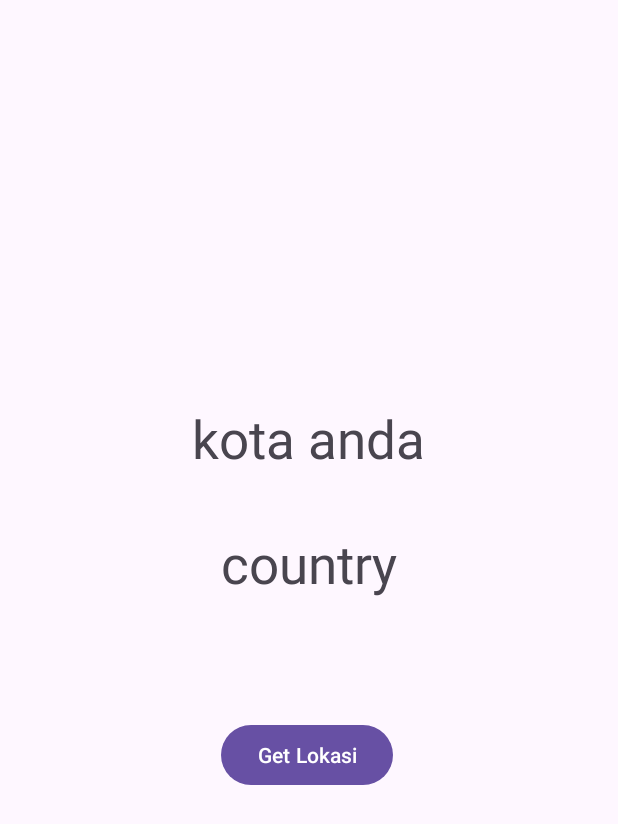
After one commit to anhaki/KitaBisa-Homewidget-Prototype, an Android app: the SettingsActivity screen opened directly, with no data from a screen before it, on a phone screen of 412 x 824 dp. The commit adds this screen. Shown: the top 824 px of the screen. Run offline under Robolectric (Android 15) with nearby library versions, the phone set to English and light mode, and no system bars.

Commit message:
created settings Activity for Location

```diff
--- /dev/null
+++ b/app/src/main/res/layout/activity_settings.xml
@@ -0,0 +1,49 @@
+<?xml version="1.0" encoding="utf-8"?>
+<androidx.constraintlayout.widget.ConstraintLayout xmlns:android="http://schemas.android.com/apk/res/android"
+    xmlns:app="http://schemas.android.com/apk/res-auto"
+    xmlns:tools="http://schemas.android.com/tools"
+    android:layout_width="match_parent"
+    android:layout_height="match_parent"
+    tools:context=".SettingsActivity">
+
+    <TextView
+        android:id="@+id/tvCity"
+        android:layout_width="wrap_content"
+        android:layout_height="wrap_content"
+        android:text="kota anda"
+        app:layout_constraintBottom_toBottomOf="parent"
+        app:layout_constraintEnd_toEndOf="parent"
+        app:layout_constraintHorizontal_bias="0.498"
+        app:layout_constraintStart_toStartOf="parent"
+        app:layout_constraintTop_toTopOf="parent"
+        app:layout_constraintVertical_bias="0.346"
+        android:textSize="35sp"
+        />
+
+    <TextView
+        android:id="@+id/tvCountryName"
+        android:layout_width="wrap_content"
+        android:layout_height="wrap_content"
+        android:layout_marginTop="36dp"
+        android:text="country"
+        android:textSize="35sp"
+        app:layout_constraintEnd_toEndOf="@+id/tvCity"
+        app:layout_constraintHorizontal_bias="0.513"
+        app:layout_constraintStart_toStartOf="@+id/tvCity"
+        app:layout_constraintTop_toBottomOf="@+id/tvCity"
+        tools:ignore="MissingConstraints" />
+
+    <Button
+        android:id="@+id/btnGetLokasi"
+        android:layout_width="wrap_content"
+        android:layout_height="wrap_content"
+        android:layout_marginTop="80dp"
+        android:text="Get Lokasi"
+        app:layout_constraintEnd_toEndOf="@+id/tvCountryName"
+        app:layout_constraintHorizontal_bias="0.0"
+        app:layout_constraintStart_toStartOf="@+id/tvCountryName"
+        app:layout_constraintTop_toBottomOf="@+id/tvCountryName" />
+
+
+
+</androidx.constraintlayout.widget.ConstraintLayout>
--- a/app/src/main/res/values/strings.xml
+++ b/app/src/main/res/values/strings.xml
@@ -20,4 +20,5 @@
     <string name="add_widget">Add widget</string>
     <string name="app_widget_description">This is an app widget description</string>
     <string name="dummy_cash">2000</string>
+    <string name="pengaturan">Pengaturan</string>
 </resources>
```
Also changed, not shown: app/build.gradle.kts (+6 -4 lines), app/src/main/AndroidManifest.xml (+15 -8 lines), app/src/main/java/com/kitapacak/wecan/MainActivity.kt (+9 -9 lines), app/src/main/java/com/kitapacak/wecan/SettingsActivity.kt (added, +97 -0 lines), app/src/main/java/com/kitapacak/wecan/widget/JadwalSolatWidget.kt (+7 -1 lines), app/src/main/res/layout/activity_main.xml (+19 -6 lines), app/src/main/res/layout/jadwal_solat.xml (+91 -78 lines).
